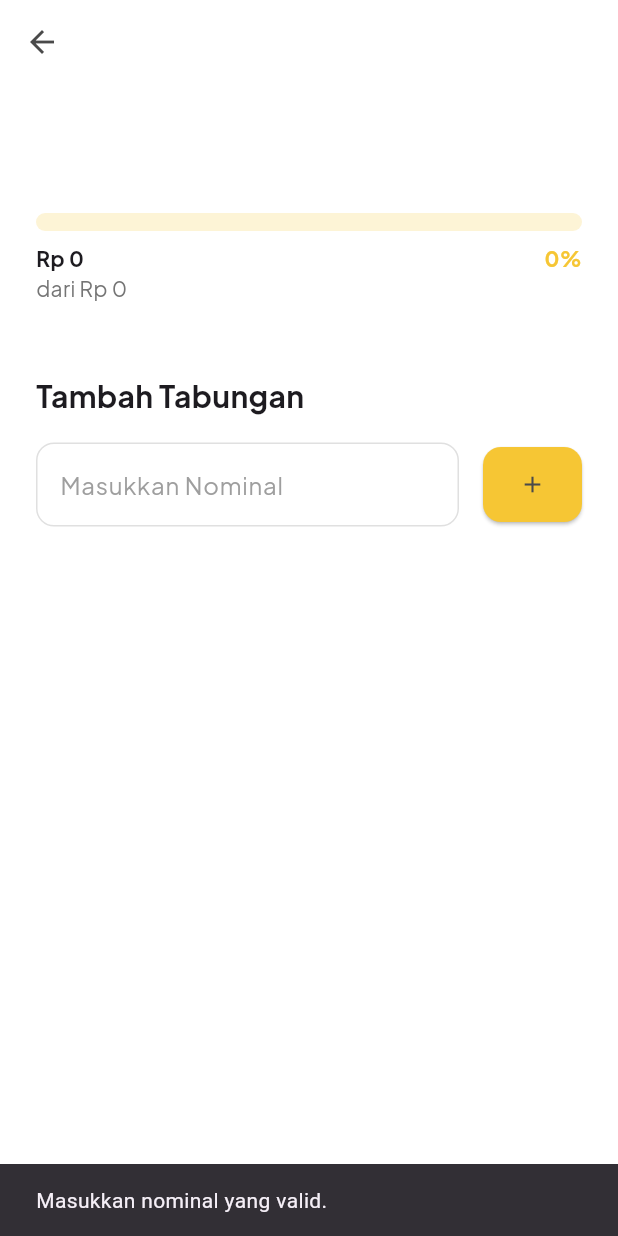
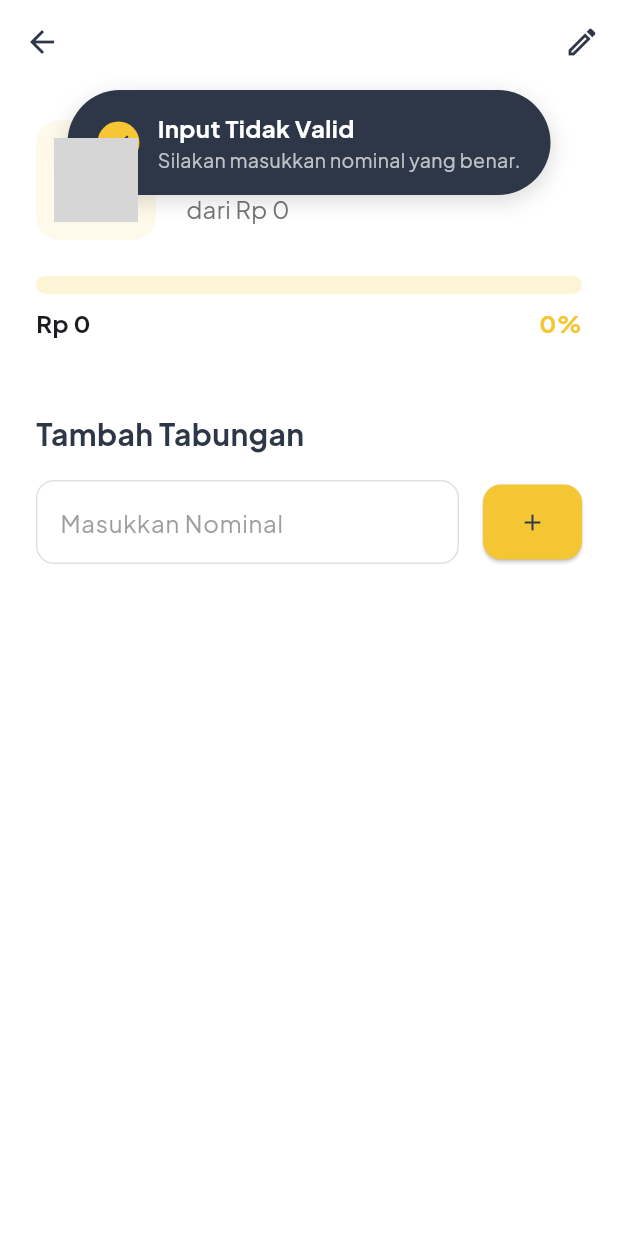
Before and after one commit to Faizpi/TargetKu, a Flutter app: the TargetDetailScreen screen opened directly with empty values, after a tap on the "add" icon, on a phone screen of 412 x 824 dp. Run offline on Flutter 3.47's test engine with Material 3 defaults, Android fonts, the phone set to English and light mode, and no system bars; our stand-ins replace animate_do, cloud_firestore, firebase_auth, firebase_core, google_fonts, google_sign_in; missing offline and left inert: firebase_app_check; accounts and stored records are empty; generated files the repository leaves out were written again; grey boxes are pictures that could not be loaded.

Commit message:
add : edit

```diff
--- a/lib/screens/add_target_screen.dart
+++ b/lib/screens/add_target_screen.dart
@@ -141,7 +141,7 @@ class _AddTargetScreenState extends State<AddTargetScreen> {
             TextField(
               controller: _targetAmountController,
               decoration:
-                  _buildInputDecoration('Nominal Target (Contoh: 15000000)'),
+                  _buildInputDecoration('Nominal Target (Contoh: 18000000)'),
               keyboardType: TextInputType.number,
             ),
             const SizedBox(height: 32),
--- a/lib/screens/target_detail_screen.dart
+++ b/lib/screens/target_detail_screen.dart
@@ -3,8 +3,10 @@ import 'package:flutter/material.dart';
 import 'package:google_fonts/google_fonts.dart';
 import 'package:intl/intl.dart';
 import 'package:targetku/models/target_model.dart';
+import 'package:targetku/screens/edit_target_screen.dart';
 import 'package:targetku/services/firestore_service.dart';
 import 'package:cloud_firestore/cloud_firestore.dart';
+import 'package:targetku/widgets/custom_notification.dart';
 
 class TargetDetailScreen extends StatefulWidget {
   final TargetModel target;
@@ -23,48 +25,78 @@ class _TargetDetailScreenState extends State<TargetDetailScreen> {
     super.dispose();
   }
 
+  // Fungsi untuk menampilkan notifikasi custom
+  void _showSuccessNotification({
+    required String title,
+    required String message,
+  }) {
+    final overlay = Overlay.of(context);
+    OverlayEntry? overlayEntry;
+
+    overlayEntry = OverlayEntry(
+      builder: (context) => Positioned(
+        top: 60,
+        left: 0,
+        right: 0,
+        child: Material(
+          color: Colors.transparent,
+          child: SlideTransitionNotification(
+            title: title,
+            message: message,
+            onRemove: () {
+              overlayEntry?.remove();
+            },
+          ),
+        ),
+      ),
+    );
+
+    overlay.insert(overlayEntry);
+  }
+
+  // Fungsi untuk menambah tabungan
   Future<void> _addSavings() async {
+    // Sembunyikan keyboard
+    FocusScope.of(context).unfocus();
+
     final amountToAdd = double.tryParse(_amountController.text);
     if (amountToAdd == null || amountToAdd <= 0) {
-      ScaffoldMessenger.of(context).showSnackBar(
-        const SnackBar(content: Text('Masukkan nominal yang valid.')),
+      // Tampilkan notifikasi jika input tidak valid
+      _showSuccessNotification(
+        title: "Input Tidak Valid",
+        message: "Silakan masukkan nominal yang benar.",
       );
       return;
     }
 
-    Navigator.of(context).pop('update_success');
+    // Tampilkan notifikasi optimis
+    _showSuccessNotification(
+        title: "Tabungan Ditambahkan!", message: "Progresmu sedang diperbarui.");
 
     try {
       await FirestoreService().updateTargetAmount(
         targetId: widget.target.id,
         amountToAdd: amountToAdd,
       );
+      // Setelah berhasil, bersihkan input field
+      if (mounted) {
+        _amountController.clear();
+      }
     } catch (e) {
       print("Gagal mengupdate tabungan: $e");
+      if (mounted) {
+        _showSuccessNotification(
+          title: "Gagal Menyimpan",
+          message: "Terjadi kesalahan. Coba lagi.",
+        );
+      }
     }
-  }
-
-  // Helper method untuk styling input, disamakan dengan AddTargetScreen
-  InputDecoration _buildInputDecoration(String label) {
-    const Color accentColor = Color(0xFFF6C634);
-    return InputDecoration(
-      labelText: label,
-      prefixText: 'Rp ',
-      labelStyle: GoogleFonts.plusJakartaSans(color: Colors.grey),
-      enabledBorder: OutlineInputBorder(
-          borderRadius: BorderRadius.circular(12),
-          borderSide: BorderSide(color: Colors.grey.shade300)),
-      focusedBorder: OutlineInputBorder(
-        borderRadius: BorderRadius.circular(12),
-        borderSide: const BorderSide(color: accentColor, width: 2),
-      ),
-    );
   }
 
   @override
   Widget build(BuildContext context) {
-    const Color darkColor = Color(0xFF4A4A4A);
-    const Color accentColor = Color(0xFFF6C634);
+    const Color darkColor = Color(0xFF2D3748);
+    const Color accentColor = Color(0xFFF4C634);
 
     return StreamBuilder<DocumentSnapshot>(
         stream: FirebaseFirestore.instance
@@ -74,6 +106,7 @@ class _TargetDetailScreenState extends State<TargetDetailScreen> {
         builder: (context, snapshot) {
           if (!snapshot.hasData) {
             return const Scaffold(
+                backgroundColor: Colors.white,
                 body: Center(child: CircularProgressIndicator()));
           }
           final updatedTarget = TargetModel.fromFirestore(snapshot.data!);
@@ -85,53 +118,106 @@ class _TargetDetailScreenState extends State<TargetDetailScreen> {
           final int percentage = (progress * 100).toInt();
 
           return Scaffold(
-            backgroundColor: Colors.white, // DIUBAH: Latar belakang putih
+            backgroundColor: Colors.white,
             appBar: AppBar(
               title: Text(updatedTarget.title,
                   style: GoogleFonts.plusJakartaSans(
                       fontWeight: FontWeight.bold, color: darkColor)),
-              backgroundColor: Colors.white, // DIUBAH: AppBar putih
+              backgroundColor: Colors.white,
               foregroundColor: darkColor,
-              elevation: 0, // DIUBAH: Hilangkan bayangan
+              elevation: 0,
+              actions: [
+                IconButton(
+                  icon: const Icon(Icons.edit_outlined),
+                  onPressed: () async {
+                    final result = await Navigator.of(context).push(
+                      MaterialPageRoute(
+                        builder: (context) =>
+                            EditTargetScreen(target: updatedTarget),
+                      ),
+                    );
+                    if (result == 'edit_success' && mounted) {
+                      _showSuccessNotification(
+                          title: "Target Diperbarui!",
+                          message: "Detail target berhasil diubah.");
+                    }
+                  },
+                  tooltip: 'Edit Target',
+                ),
+              ],
             ),
             body: SingleChildScrollView(
               padding: const EdgeInsets.all(24.0),
               child: Column(
                 crossAxisAlignment: CrossAxisAlignment.start,
                 children: [
-                  Text(updatedTarget.title,
-                      style: GoogleFonts.plusJakartaSans(
-                          fontSize: 32,
-                          fontWeight: FontWeight.bold,
-                          color: darkColor)),
-                  const SizedBox(height: 16),
+                  Row(
+                    crossAxisAlignment: CrossAxisAlignment.start,
+                    children: [
+                      Container(
+                        width: 80,
+                        height: 80,
+                        padding: const EdgeInsets.all(12),
+                        decoration: BoxDecoration(
+                          color: accentColor.withOpacity(0.1),
+                          borderRadius: BorderRadius.circular(16),
+                        ),
+                        child: ClipRRect(
+                          borderRadius: BorderRadius.circular(8.0),
+                          child: Image.asset(updatedTarget.iconName,
+                              fit: BoxFit.cover),
+                        ),
+                      ),
+                      const SizedBox(width: 20),
+                      Expanded(
+                        child: Column(
+                          crossAxisAlignment: CrossAxisAlignment.start,
+                          children: [
+                            Text(updatedTarget.title,
+                                style: GoogleFonts.plusJakartaSans(
+                                    fontSize: 28,
+                                    fontWeight: FontWeight.bold,
+                                    color: darkColor)),
+                            const SizedBox(height: 8),
+                            Text(
+                                'dari ${currencyFormatter.format(updatedTarget.targetAmount)}',
+                                style: GoogleFonts.plusJakartaSans(
+                                    color: Colors.grey[600], fontSize: 16)),
+                          ],
+                        ),
+                      ),
+                    ],
+                  ),
+                  const SizedBox(height: 24),
                   LinearProgressIndicator(
                     value: progress,
                     minHeight: 12,
                     borderRadius: BorderRadius.circular(6),
-                    backgroundColor: accentColor.withOpacity(0.2), // DIUBAH
+                    backgroundColor: accentColor.withOpacity(0.2),
                     valueColor:
-                        const AlwaysStoppedAnimation<Color>(accentColor), // DIUBAH
+                        const AlwaysStoppedAnimation<Color>(accentColor),
                   ),
                   const SizedBox(height: 8),
                   Row(
                     mainAxisAlignment: MainAxisAlignment.spaceBetween,
                     children: [
-                      Text(currencyFormatter.format(updatedTarget.currentAmount),
+                      Text(
+                          currencyFormatter.format(updatedTarget.currentAmount),
                           style: GoogleFonts.plusJakartaSans(
-                              fontWeight: FontWeight.bold)),
+                              fontWeight: FontWeight.bold, fontSize: 16)),
                       Text('$percentage%',
                           style: GoogleFonts.plusJakartaSans(
-                              fontWeight: FontWeight.bold, color: accentColor)), // DIUBAH
+                              fontWeight: FontWeight.bold,
+                              color: accentColor,
+                              fontSize: 16)),
                     ],
                   ),
-                  Text(
-                      'dari ${currencyFormatter.format(updatedTarget.targetAmount)}',
-                      style: GoogleFonts.plusJakartaSans(color: Colors.grey[600])),
                   const SizedBox(height: 48),
                   Text('Tambah Tabungan',
                       style: GoogleFonts.plusJakartaSans(
-                          fontSize: 20, fontWeight: FontWeight.w700)),
+                          fontSize: 20,
+                          fontWeight: FontWeight.w700,
+                          color: darkColor)),
                   const SizedBox(height: 16),
                   Row(
                     children: [
@@ -140,16 +226,15 @@ class _TargetDetailScreenState extends State<TargetDetailScreen> {
                           controller: _amountController,
                           keyboardType: TextInputType.number,
                           decoration:
-                              _buildInputDecoration('Masukkan Nominal'), // DIUBAH
+                              _buildInputDecoration('Masukkan Nominal'),
                         ),
                       ),
                       const SizedBox(width: 16),
                       ElevatedButton(
                         onPressed: _addSavings,
                         style: ElevatedButton.styleFrom(
-                          backgroundColor:
-                              accentColor, // DIUBAH: Tombol jadi kuning
-                          foregroundColor: darkColor, // DIUBAH: Ikon jadi gelap
+                          backgroundColor: accentColor,
+                          foregroundColor: darkColor,
                           shape: RoundedRectangleBorder(
                               borderRadius: BorderRadius.circular(12)),
                           padding: const EdgeInsets.symmetric(
@@ -165,4 +250,19 @@ class _TargetDetailScreenState extends State<TargetDetailScreen> {
           );
         });
   }
+
+  InputDecoration _buildInputDecoration(String label) {
+    const Color accentColor = Color(0xFFF5C634);
+    return InputDecoration(
+      labelText: label,
+      prefixText: 'Rp ',
+      labelStyle: GoogleFonts.plusJakartaSans(color: Colors.grey),
+      enabledBorder: OutlineInputBorder(
+          borderRadius: BorderRadius.circular(12),
+          borderSide: BorderSide(color: Colors.grey.shade300)),
+      focusedBorder: OutlineInputBorder(
+          borderRadius: BorderRadius.circular(12),
+          borderSide: const BorderSide(color: accentColor, width: 2)),
+    );
+  }
 }
--- a/lib/widgets/custom_notification.dart
+++ b/lib/widgets/custom_notification.dart
@@ -32,7 +32,7 @@ class _SlideTransitionNotificationState
 
     // Ubah arah animasi di sini
     _slideAnimation =
-        Tween(begin: const Offset(0, 2.0), end: const Offset(0, 0)).animate( // 👈 DARI -2.0 MENJADI 2.0
+        Tween(begin: const Offset(0, 2.0), end: const Offset(0, 0)).animate(
       CurvedAnimation(parent: _controller, curve: Curves.elasticOut),
     );
 
--- a/lib/widgets/home_cards.dart
+++ b/lib/widgets/home_cards.dart
@@ -92,11 +92,15 @@ class TotalSavingsCard extends StatelessWidget {
                     child: Stack(
                       alignment: Alignment.center,
                       children: [
-                        CircularProgressIndicator(
+                        SizedBox(
+                          width: 150,
+                          height: 150,
+                          child: CircularProgressIndicator(
                           value: totalProgress,
                           strokeWidth: 14,
                           backgroundColor: darkColor.withOpacity(0.1),
                           valueColor: const AlwaysStoppedAnimation<Color>(const Color(0xFFF6C634)),
+                          ),
                         ),
                         Text(
                           '$totalPercentage%',
```
Also changed, not shown: lib/screens/edit_target_screen.dart (added, +130 -0 lines), lib/services/firestore_service.dart (+12 -0 lines).
